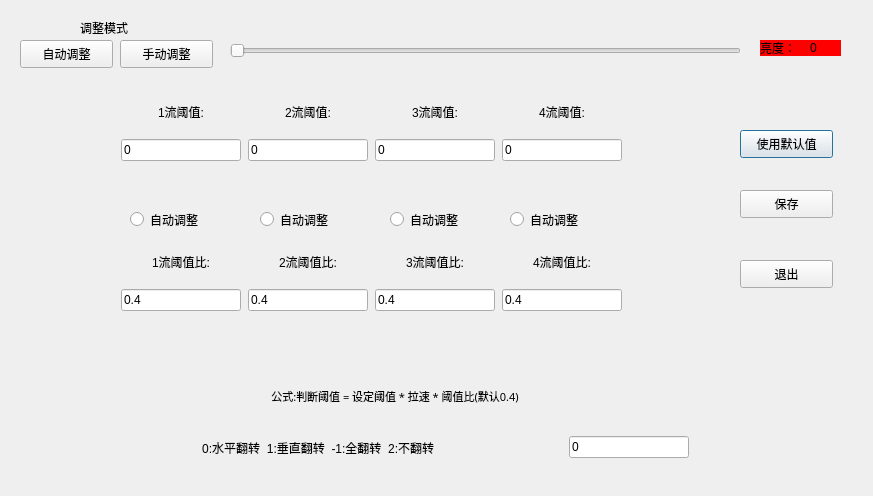
Old version of the form UI_SetCamera.ui in the repository FSPengchen/Steel_FixdLengthSystem.
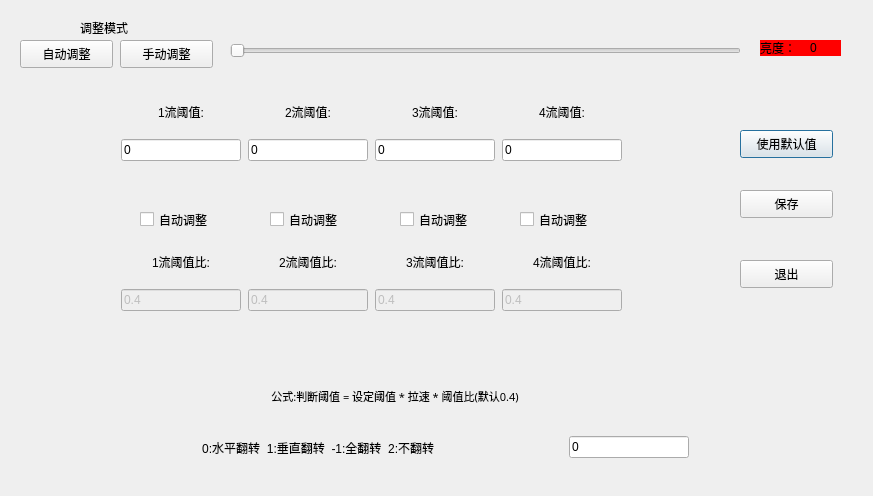
New version of the form.

Diff of the .ui file:
```diff
--- a/UI_SetCamera.ui
+++ b/UI_SetCamera.ui
@@ -384,58 +384,6 @@
     <string>调整模式</string>
    </property>
   </widget>
-  <widget class="QRadioButton" name="rBn_Threshold_auto_f1">
-   <property name="geometry">
-    <rect>
-     <x>130</x>
-     <y>210</y>
-     <width>115</width>
-     <height>19</height>
-    </rect>
-   </property>
-   <property name="text">
-    <string>自动调整</string>
-   </property>
-  </widget>
-  <widget class="QRadioButton" name="rBn_Threshold_auto_f2">
-   <property name="geometry">
-    <rect>
-     <x>260</x>
-     <y>210</y>
-     <width>115</width>
-     <height>19</height>
-    </rect>
-   </property>
-   <property name="text">
-    <string>自动调整</string>
-   </property>
-  </widget>
-  <widget class="QRadioButton" name="rBn_Threshold_auto_f3">
-   <property name="geometry">
-    <rect>
-     <x>390</x>
-     <y>210</y>
-     <width>115</width>
-     <height>19</height>
-    </rect>
-   </property>
-   <property name="text">
-    <string>自动调整</string>
-   </property>
-  </widget>
-  <widget class="QRadioButton" name="rBn_Threshold_auto_f4">
-   <property name="geometry">
-    <rect>
-     <x>510</x>
-     <y>210</y>
-     <width>115</width>
-     <height>19</height>
-    </rect>
-   </property>
-   <property name="text">
-    <string>自动调整</string>
-   </property>
-  </widget>
   <widget class="QWidget" name="layoutWidget_2">
    <property name="geometry">
     <rect>
@@ -466,6 +414,9 @@
       </item>
       <item>
        <widget class="QLineEdit" name="Lne_Threshold_ratio_f1">
+        <property name="enabled">
+         <bool>false</bool>
+        </property>
         <property name="sizePolicy">
          <sizepolicy hsizetype="Expanding" vsizetype="Maximum">
           <horstretch>0</horstretch>
@@ -544,6 +495,9 @@
     </item>
     <item row="1" column="1">
      <widget class="QLineEdit" name="Lne_Threshold_ratio_f2">
+      <property name="enabled">
+       <bool>false</bool>
+      </property>
       <property name="sizePolicy">
        <sizepolicy hsizetype="Expanding" vsizetype="Maximum">
         <horstretch>0</horstretch>
@@ -572,6 +526,9 @@
     </item>
     <item row="1" column="2">
      <widget class="QLineEdit" name="Lne_Threshold_ratio_f3">
+      <property name="enabled">
+       <bool>false</bool>
+      </property>
       <property name="sizePolicy">
        <sizepolicy hsizetype="Expanding" vsizetype="Maximum">
         <horstretch>0</horstretch>
@@ -600,6 +557,9 @@
     </item>
     <item row="1" column="3">
      <widget class="QLineEdit" name="Lne_Threshold_ratio_f4">
+      <property name="enabled">
+       <bool>false</bool>
+      </property>
       <property name="sizePolicy">
        <sizepolicy hsizetype="Expanding" vsizetype="Maximum">
         <horstretch>0</horstretch>
@@ -659,6 +619,58 @@
     <set>Qt::AlignCenter</set>
    </property>
   </widget>
+  <widget class="QCheckBox" name="Ceb_Threshold_auto_f1">
+   <property name="geometry">
+    <rect>
+     <x>140</x>
+     <y>210</y>
+     <width>91</width>
+     <height>19</height>
+    </rect>
+   </property>
+   <property name="text">
+    <string>自动调整</string>
+   </property>
+  </widget>
+  <widget class="QCheckBox" name="Ceb_Threshold_auto_f2">
+   <property name="geometry">
+    <rect>
+     <x>270</x>
+     <y>210</y>
+     <width>91</width>
+     <height>19</height>
+    </rect>
+   </property>
+   <property name="text">
+    <string>自动调整</string>
+   </property>
+  </widget>
+  <widget class="QCheckBox" name="Ceb_Threshold_auto_f3">
+   <property name="geometry">
+    <rect>
+     <x>400</x>
+     <y>210</y>
+     <width>91</width>
+     <height>19</height>
+    </rect>
+   </property>
+   <property name="text">
+    <string>自动调整</string>
+   </property>
+  </widget>
+  <widget class="QCheckBox" name="Ceb_Threshold_auto_f4">
+   <property name="geometry">
+    <rect>
+     <x>520</x>
+     <y>210</y>
+     <width>91</width>
+     <height>19</height>
+    </rect>
+   </property>
+   <property name="text">
+    <string>自动调整</string>
+   </property>
+  </widget>
  </widget>
  <resources/>
  <connections/>
```
